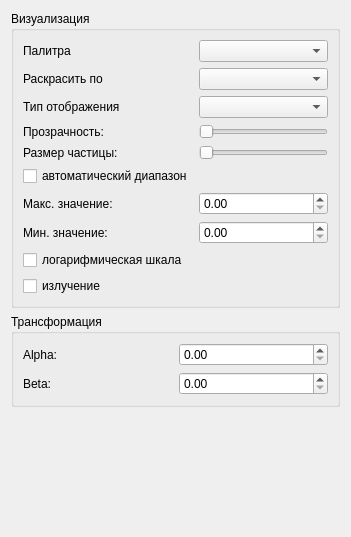
First picture: the form in UI/Home/PropertyInspector.ui, repository Codbrain1/QSpace, before the edit.
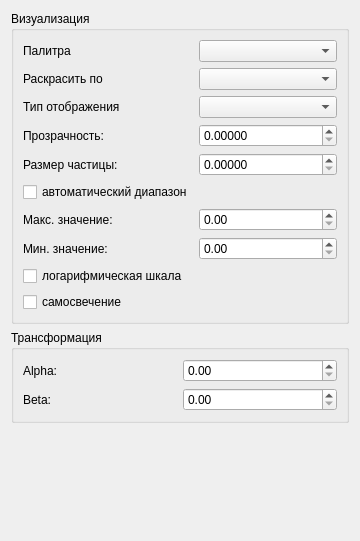
Second picture: the form after the edit.

Commit message: добавленны настроцки визуализации, добавлены новые поля в Core::VisualSettiongs

```diff
--- a/UI/Home/PropertyInspector.ui
+++ b/UI/Home/PropertyInspector.ui
@@ -6,8 +6,8 @@
    <rect>
     <x>0</x>
     <y>0</y>
-    <width>351</width>
-    <height>537</height>
+    <width>360</width>
+    <height>541</height>
    </rect>
   </property>
   <property name="windowTitle">
@@ -19,7 +19,14 @@
      <property name="title">
       <string>Визуализация</string>
      </property>
-     <layout class="QFormLayout" name="formLayout_visual">
+     <layout class="QGridLayout" name="gridLayout">
+      <item row="5" column="0">
+       <widget class="QCheckBox" name="checkBox_isAutomaticRange">
+        <property name="text">
+         <string>автоматический диапазон</string>
+        </property>
+       </widget>
+      </item>
       <item row="0" column="0">
        <widget class="QLabel" name="label_cmap">
         <property name="text">
@@ -27,18 +34,19 @@
         </property>
        </widget>
       </item>
-      <item row="0" column="1">
-       <widget class="QComboBox" name="combo_colormap"/>
-      </item>
-      <item row="1" column="0">
-       <widget class="QLabel" name="label_current_column">
+      <item row="7" column="0">
+       <widget class="QLabel" name="label_minValue">
         <property name="text">
-         <string>Раскрасить по</string>
+         <string>Мин. значение:</string>
         </property>
        </widget>
       </item>
-      <item row="1" column="1">
-       <widget class="QComboBox" name="combo_current_column"/>
+      <item row="4" column="0" alignment="Qt::AlignmentFlag::AlignLeft">
+       <widget class="QLabel" name="label_size">
+        <property name="text">
+         <string>Размер частицы:</string>
+        </property>
+       </widget>
       </item>
       <item row="2" column="0">
        <widget class="QLabel" name="label_visibalityTYpe">
@@ -47,51 +55,43 @@
         </property>
        </widget>
       </item>
-      <item row="2" column="1">
-       <widget class="QComboBox" name="combo_visibalityType"/>
+      <item row="6" column="1" colspan="2">
+       <widget class="QDoubleSpinBox" name="spin_maxValue">
+        <property name="singleStep">
+         <double>0.100000000000000</double>
+        </property>
+       </widget>
       </item>
-      <item row="3" column="0">
+      <item row="1" column="0">
+       <widget class="QLabel" name="label_current_column">
+        <property name="text">
+         <string>Раскрасить по</string>
+        </property>
+       </widget>
+      </item>
+      <item row="0" column="1" colspan="2">
+       <widget class="QComboBox" name="combo_colormap"/>
+      </item>
+      <item row="3" column="0" alignment="Qt::AlignmentFlag::AlignLeft">
        <widget class="QLabel" name="label_opacity">
         <property name="text">
          <string>Прозрачность:</string>
         </property>
        </widget>
       </item>
-      <item row="3" column="1">
-       <widget class="QSlider" name="slider_opacity">
-        <property name="orientation">
-         <enum>Qt::Orientation::Horizontal</enum>
-        </property>
-       </widget>
+      <item row="2" column="1" colspan="2">
+       <widget class="QComboBox" name="combo_RenderMode"/>
       </item>
-      <item row="4" column="0">
-       <widget class="QLabel" name="label_size">
-        <property name="text">
-         <string>Размер частицы:</string>
-        </property>
-       </widget>
-      </item>
-      <item row="4" column="1">
-       <widget class="QSlider" name="slider_size">
-        <property name="orientation">
-         <enum>Qt::Orientation::Horizontal</enum>
-        </property>
-       </widget>
-      </item>
-      <item row="9" column="0" colspan="2">
-       <widget class="QCheckBox" name="checkBox_useLogScale">
-        <property name="text">
-         <string>логарифмическая шкала</string>
-        </property>
-       </widget>
-      </item>
-      <item row="10" column="0">
+      <item row="9" column="0">
        <widget class="QCheckBox" name="checkBox_useEmissive">
         <property name="text">
-         <string>излучение</string>
+         <string>самосвечение</string>
         </property>
        </widget>
       </item>
+      <item row="1" column="1" colspan="2">
+       <widget class="QComboBox" name="combo_current_column"/>
+      </item>
       <item row="6" column="0">
        <widget class="QLabel" name="label_maxValue">
         <property name="text">
@@ -99,23 +99,40 @@
         </property>
        </widget>
       </item>
-      <item row="6" column="1">
-       <widget class="QDoubleSpinBox" name="spin_maxValue"/>
+      <item row="7" column="1" colspan="2">
+       <widget class="QDoubleSpinBox" name="spin_minValue">
+        <property name="singleStep">
+         <double>0.100000000000000</double>
+        </property>
+       </widget>
       </item>
-      <item row="7" column="0">
-       <widget class="QLabel" name="label_minValue">
+      <item row="8" column="0" colspan="2">
+       <widget class="QCheckBox" name="checkBox_useLogScale">
         <property name="text">
-         <string>Мин. значение:</string>
+         <string>логарифмическая шкала</string>
         </property>
        </widget>
       </item>
-      <item row="7" column="1">
-       <widget class="QDoubleSpinBox" name="spin_minValue"/>
+      <item row="4" column="1" colspan="2">
+       <widget class="QDoubleSpinBox" name="doubleSpinBox_ParticleSize">
+        <property name="decimals">
+         <number>5</number>
+        </property>
+        <property name="singleStep">
+         <double>0.010000000000000</double>
+        </property>
+       </widget>
       </item>
-      <item row="5" column="0">
-       <widget class="QCheckBox" name="checkBox_useEmissive_2">
-        <property name="text">
-         <string>автоматический диапазон</string>
+      <item row="3" column="1" colspan="2">
+       <widget class="QDoubleSpinBox" name="doubleSpinBox_Opacity">
+        <property name="decimals">
+         <number>5</number>
+        </property>
+        <property name="maximum">
+         <double>1.000000000000000</double>
+        </property>
+        <property name="singleStep">
+         <double>0.010000000000000</double>
         </property>
        </widget>
       </item>
```
The commit also changes 6 other files.
